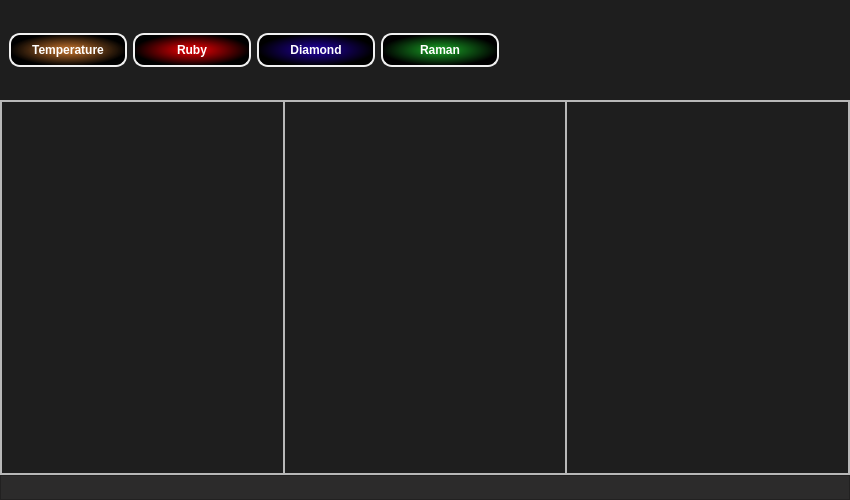
First picture: the form in T-Rax/UIFiles/T_Rax_MainWindow.ui, repository CPrescher/T-rax, before the edit.
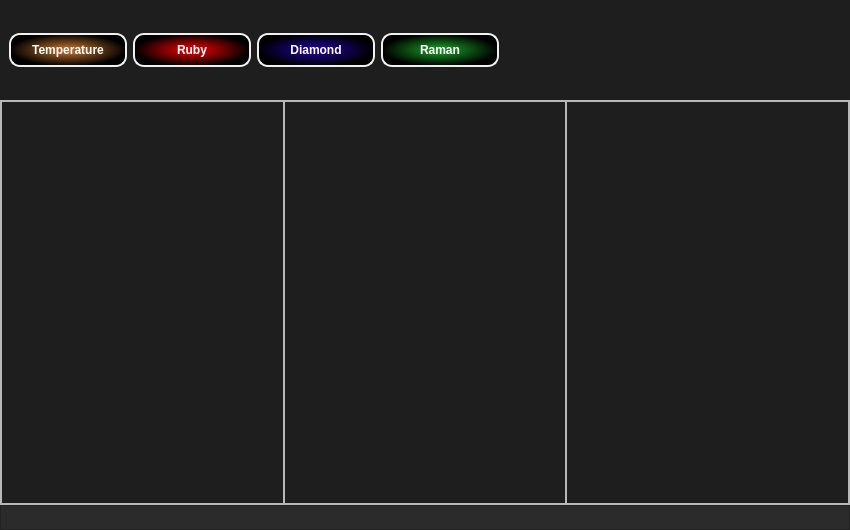
Second picture: the form after the edit.

Patch:
```diff
--- a/T-Rax/UIFiles/T_Rax_MainWindow.ui
+++ b/T-Rax/UIFiles/T_Rax_MainWindow.ui
@@ -7,7 +7,7 @@
     <x>0</x>
     <y>0</y>
     <width>850</width>
-    <height>500</height>
+    <height>530</height>
    </rect>
   </property>
   <property name="sizePolicy">
@@ -19,7 +19,7 @@
   <property name="minimumSize">
    <size>
     <width>850</width>
-    <height>500</height>
+    <height>530</height>
    </size>
   </property>
   <property name="windowTitle">
```
